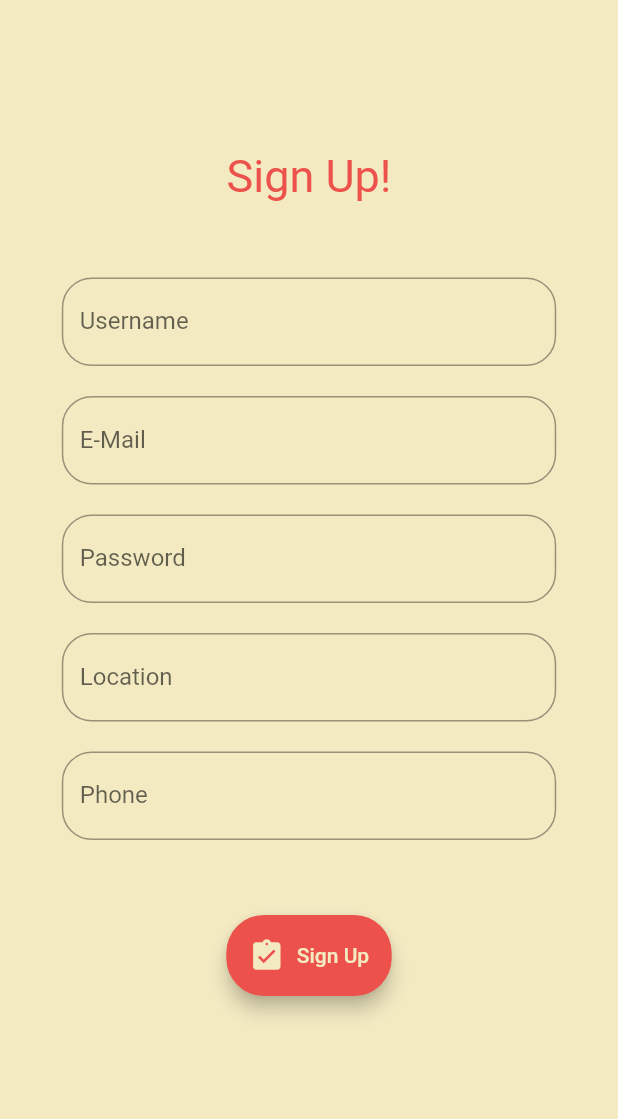
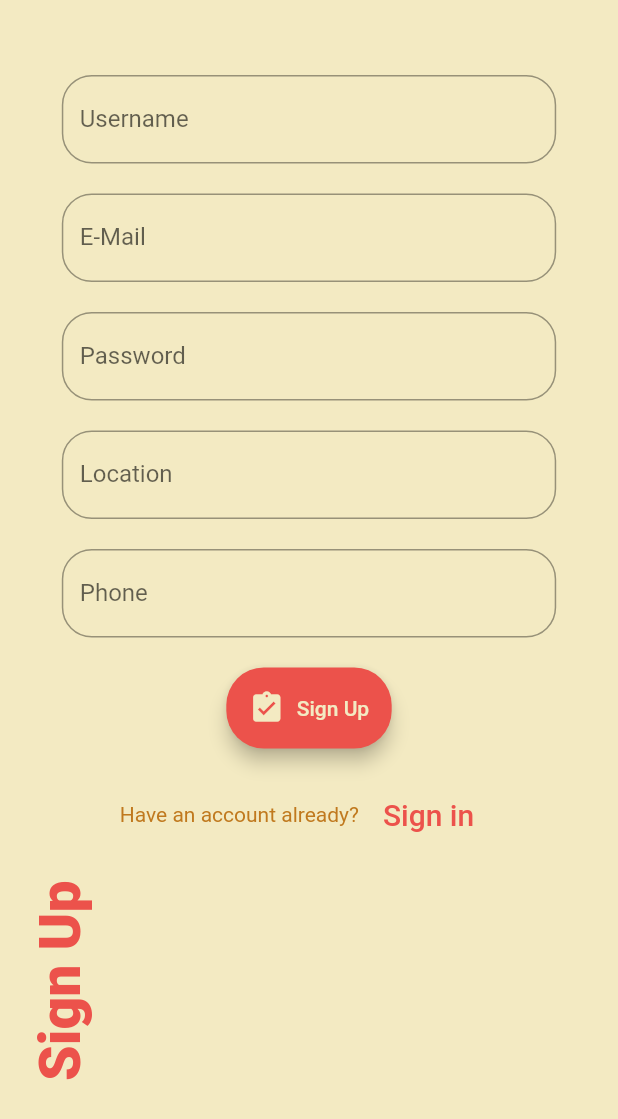
Before and after one commit to cyberwizard1001/trees_go, a Flutter app: the screen it shows after launch, after a tap on "Signup", on a phone screen of 412 x 824 dp. Shown: the top 1119 px of the screen. Run offline on Flutter 3.47's test engine with Material 2 defaults, Android fonts, the phone set to English and light mode, and no system bars; network calls fail; key blocks and very long unbroken strings in the code were emptied for the run.

```diff
--- a/lib/Animals.dart
+++ b/lib/Animals.dart
@@ -10,13 +10,13 @@ class _AnimalsState extends State<Animals> {
   @override
   Widget build(BuildContext context) {
     return Scaffold(
-      backgroundColor: Color(0xffF5B461),
+      backgroundColor: Color(0xffF3EAC2),
       body:  SafeArea(
         child: Padding(
           padding: EdgeInsets.all(10),
           child: ListView(
             children: [
-
+              Text('What are you looking for today?'),
               ElevatedButton(onPressed: (){},
                   onLongPress: (){},
                   style: ButtonStyle(
--- a/lib/LoginPage.dart
+++ b/lib/LoginPage.dart
@@ -99,7 +99,6 @@ class _LoginPageState extends State<LoginPage> {
                         height: 50,
                         padding: EdgeInsets.fromLTRB(10, 0, 10, 0),
                         child: SizedBox(
-                          width: MediaQuery.of(context).size.width*0.3,
                           child: ElevatedButton.icon(
                             label: Text('Login'),
                             icon: Icon(Icons.keyboard_arrow_right_sharp),
--- a/lib/signup.dart
+++ b/lib/signup.dart
@@ -1,12 +1,36 @@
 import 'package:flutter/material.dart';
-import 'package:trees_go/main.dart';
+import 'package:trees_go/LoginPage.dart';
 
 class Signup extends StatefulWidget {
   @override
   _State createState() => _State();
 }
 
-class _State extends State<Signup>{
+class VerticalText extends StatefulWidget {
+  @override
+  _VerticalTextState createState() => _VerticalTextState();
+}
+
+class _VerticalTextState extends State<VerticalText> {
+  @override
+  Widget build(BuildContext context) {
+    return Padding(
+      padding: const EdgeInsets.only(top: 20, right: 330),
+      child: RotatedBox(
+          quarterTurns: -1,
+          child: Text(
+            'Sign Up',
+            style: TextStyle(
+              color: Color(0xffEC524B),
+              fontSize: 38,
+              fontWeight: FontWeight.w900,
+            ),
+          )),
+    );
+  }
+}
+
+class _State extends State<Signup> {
   TextEditingController nameController = TextEditingController();
   TextEditingController passwordController = TextEditingController();
   TextEditingController usernameController = TextEditingController();
@@ -23,18 +47,7 @@ class _State extends State<Signup>{
         body: SafeArea(
           child: SingleChildScrollView(
             child: Column(
-              crossAxisAlignment: CrossAxisAlignment.center,
               children: [
-                SizedBox(
-                  height: 100,
-                ),
-                Text(
-                  'Sign Up!',
-                  style: TextStyle(
-                    fontSize: 30,
-                    color: Color(0xffEC524B),
-                  ),
-                ),
                 SizedBox(
                   height: 50,
                 ),
@@ -48,7 +61,8 @@ class _State extends State<Signup>{
                         border: OutlineInputBorder(
                           borderRadius: BorderRadius.all(
                             Radius.circular(20),
-                          ),),
+                          ),
+                        ),
                         focusedBorder: OutlineInputBorder(
                           borderRadius: BorderRadius.all(Radius.circular(20)),
                           borderSide: const BorderSide(
@@ -72,7 +86,7 @@ class _State extends State<Signup>{
                         labelText: 'E-Mail',
                         border: OutlineInputBorder(
                             borderRadius:
-                            BorderRadius.all(Radius.circular(20))),
+                                BorderRadius.all(Radius.circular(20))),
                         focusedBorder: OutlineInputBorder(
                           borderRadius: BorderRadius.all(Radius.circular(20)),
                           borderSide: const BorderSide(
@@ -97,7 +111,7 @@ class _State extends State<Signup>{
                         labelText: 'Password',
                         border: OutlineInputBorder(
                             borderRadius:
-                            BorderRadius.all(Radius.circular(20))),
+                                BorderRadius.all(Radius.circular(20))),
                         focusedBorder: OutlineInputBorder(
                           borderRadius: BorderRadius.all(Radius.circular(20)),
                           borderSide: const BorderSide(
@@ -120,7 +134,7 @@ class _State extends State<Signup>{
                         labelText: 'Location',
                         border: OutlineInputBorder(
                             borderRadius:
-                            BorderRadius.all(Radius.circular(20))),
+                                BorderRadius.all(Radius.circular(20))),
                         focusedBorder: OutlineInputBorder(
                           borderRadius: BorderRadius.all(Radius.circular(20)),
                           borderSide: const BorderSide(
@@ -144,7 +158,7 @@ class _State extends State<Signup>{
                         labelText: 'Phone',
                         border: OutlineInputBorder(
                             borderRadius:
-                            BorderRadius.all(Radius.circular(20))),
+                                BorderRadius.all(Radius.circular(20))),
                         focusedBorder: OutlineInputBorder(
                           borderRadius: BorderRadius.all(Radius.circular(20)),
                           borderSide: const BorderSide(
@@ -156,7 +170,7 @@ class _State extends State<Signup>{
                   ),
                 ),
                 SizedBox(
-                  height: 50,
+                  height: 20,
                 ),
                 Center(
                   child: ElevatedButton.icon(
@@ -175,7 +189,40 @@ class _State extends State<Signup>{
                     },
                     icon: Icon(Icons.assignment_turned_in),
                   ),
-                )
+                ),
+                SizedBox(
+                  height: 20,
+                ),
+                Container(
+                  child: Row(
+                    mainAxisAlignment: MainAxisAlignment.center,
+                    children: <Widget>[
+                      Text(
+                        'Have an account already?',
+                        style: TextStyle(
+                          color: Color(0xffC0791E),
+                        ),
+                      ),
+                      FlatButton(
+                        child: Container(
+                          child: Text(
+                            'Sign in',
+                            style: TextStyle(
+                              fontSize: 20,
+                              color: Color(0xffEC524B),
+                            ),
+                          ),
+                        ),
+                        onPressed: () {
+                          Navigator.of(context).push(MaterialPageRoute(
+                              builder: (context) => LoginPage()));
+                          //signup screen
+                        },
+                      )
+                    ],
+                  ),
+                ),
+                VerticalText(),
               ],
             ),
           ),
```
Also changed, not shown: lib/Choice.dart (+33 -60 lines).
